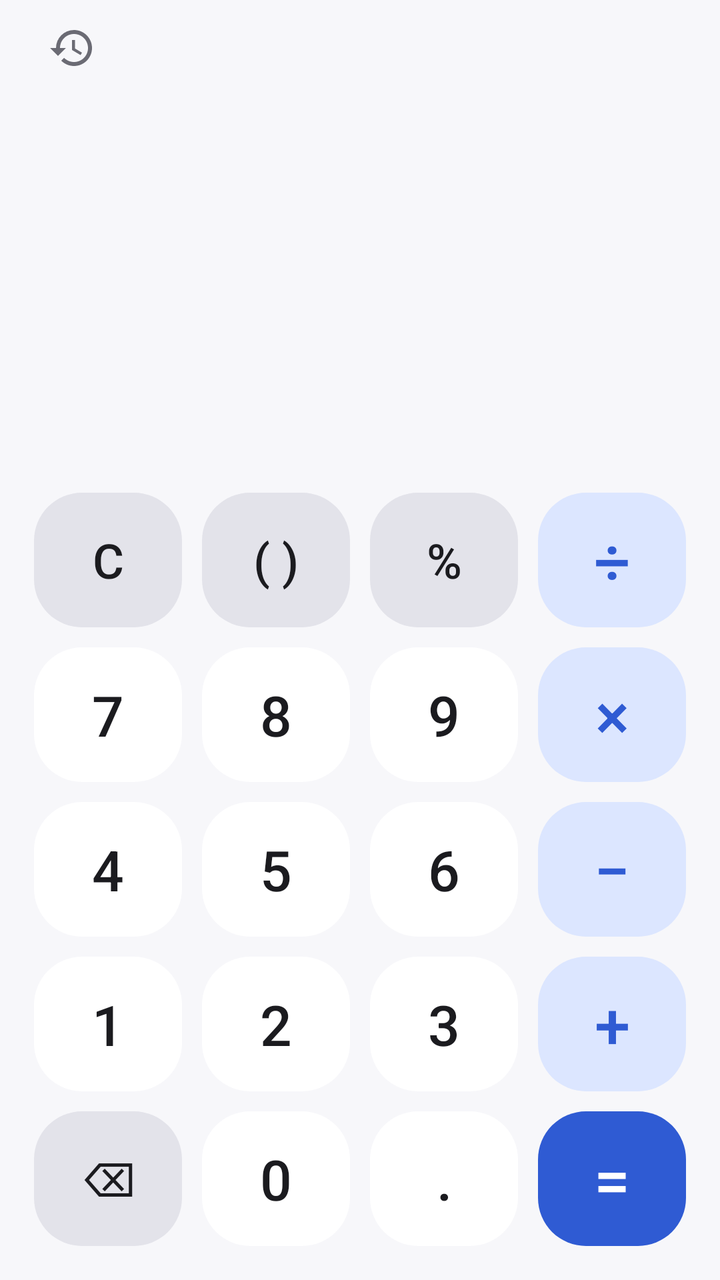
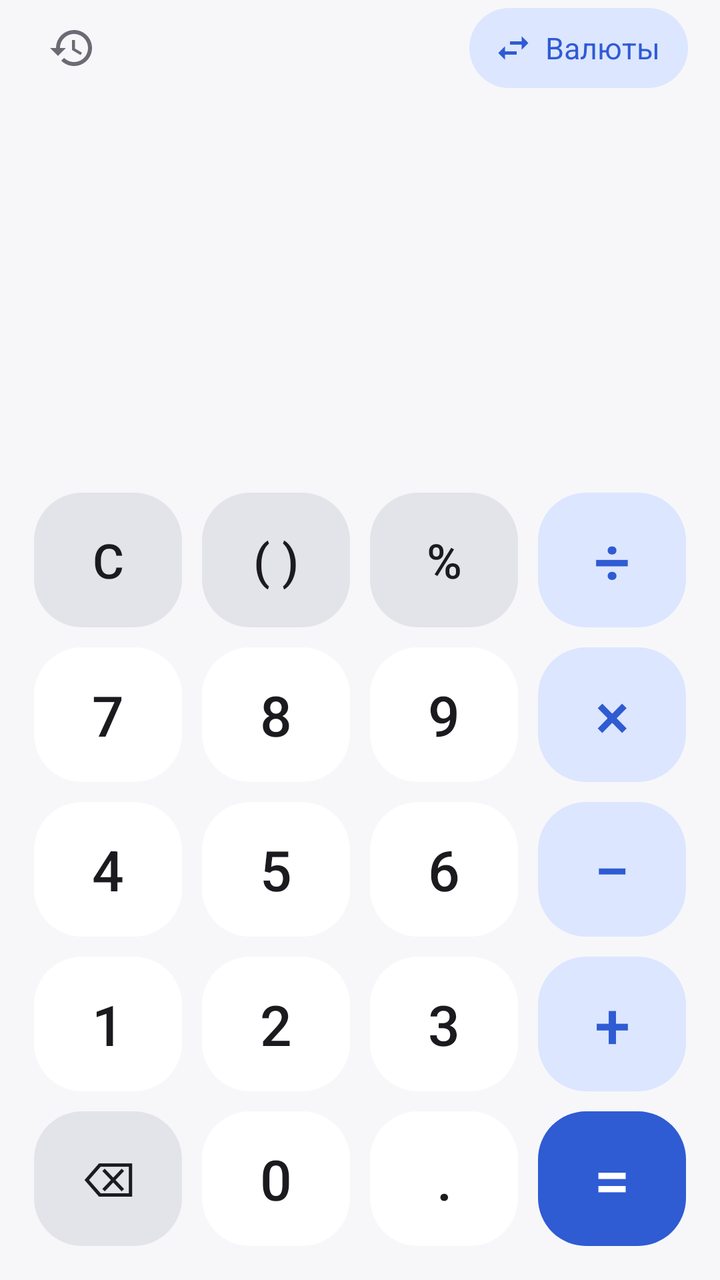

The first picture is an Android layout as it rendered before a commit; the second is the same layout after the commit. The layout source and the unified diff follow.
<!-- AndroidManifest.xml: application theme AppTheme -->
<!-- res/layout/activity_main.xml -->
<?xml version="1.0" encoding="utf-8"?>
<LinearLayout xmlns:android="http://schemas.android.com/apk/res/android"
    android:layout_width="match_parent"
    android:layout_height="match_parent"
    android:fitsSystemWindows="true"
    android:orientation="vertical"
    android:paddingStart="12dp"
    android:paddingEnd="12dp"
    android:paddingBottom="12dp">

    
    <LinearLayout
        android:layout_width="match_parent"
        android:layout_height="48dp"
        android:gravity="center_vertical"
        android:orientation="horizontal">

        <ImageButton
            android:id="@+id/btnToggleHistory"
            android:layout_width="48dp"
            android:layout_height="48dp"
            android:background="@drawable/icon_button_bg"
            android:contentDescription="@string/desc_history"
            android:src="@drawable/ic_history" />

        <TextView
            android:id="@+id/historyHint"
            android:layout_width="0dp"
            android:layout_height="wrap_content"
            android:layout_weight="1"
            android:ellipsize="end"
            android:gravity="center"
            android:maxLines="2"
            android:text="@string/history_hint"
            android:textColor="@color/text_secondary"
            android:textSize="12sp"
            android:visibility="invisible" />

        <ImageButton
            android:id="@+id/btnClearHistory"
            android:layout_width="48dp"
            android:layout_height="48dp"
            android:background="@drawable/icon_button_bg"
            android:contentDescription="@string/desc_clear_history"
            android:src="@drawable/ic_delete"
            android:visibility="invisible" />
    </LinearLayout>

    
    <LinearLayout
        android:id="@+id/displayArea"
        android:layout_width="match_parent"
        android:layout_height="0dp"
        android:layout_weight="2"
        android:orientation="vertical">

        <FrameLayout
            android:layout_width="match_parent"
            android:layout_height="0dp"
            android:layout_weight="1">

            <ListView
                android:id="@+id/historyList"
                android:layout_width="match_parent"
                android:layout_height="match_parent"
                android:divider="@null"
                android:dividerHeight="0dp"
                android:fadingEdgeLength="32dp"
                android:requiresFadingEdge="vertical"
                android:scrollbarStyle="outsideOverlay"
                android:stackFromBottom="true"
                android:transcriptMode="normal" />

            <TextView
                android:id="@+id/historyEmpty"
                android:layout_width="match_parent"
                android:layout_height="match_parent"
                android:gravity="center"
                android:padding="24dp"
                android:text="@string/history_empty"
                android:textColor="@color/text_secondary"
                android:textSize="16sp"
                android:visibility="gone" />
        </FrameLayout>

        <LinearLayout
            android:layout_width="match_parent"
            android:layout_height="wrap_content"
            android:orientation="vertical"
            android:paddingStart="12dp"
            android:paddingTop="8dp"
            android:paddingEnd="12dp"
            android:paddingBottom="12dp">

            <HorizontalScrollView
                android:id="@+id/expressionScroll"
                android:layout_width="match_parent"
                android:layout_height="wrap_content"
                android:fillViewport="true"
                android:scrollbars="none">

                <TextView
                    android:id="@+id/expression"
                    android:layout_width="wrap_content"
                    android:layout_height="wrap_content"
                    android:gravity="end"
                    android:maxLines="1"
                    android:textColor="@color/text_primary"
                    android:textIsSelectable="true"
                    android:textSize="48sp" />
            </HorizontalScrollView>

            <TextView
                android:id="@+id/result"
                android:layout_width="match_parent"
                android:layout_height="wrap_content"
                android:ellipsize="start"
                android:gravity="end"
                android:maxLines="1"
                android:minHeight="36dp"
                android:textColor="@color/text_secondary"
                android:textSize="26sp" />
        </LinearLayout>
    </LinearLayout>

    
    <LinearLayout
        android:id="@+id/keypad"
        android:layout_width="match_parent"
        android:layout_height="0dp"
        android:layout_weight="4"
        android:orientation="vertical">

        <LinearLayout style="@style/CalcRow">
            <Button
                android:id="@+id/btnClear"
                style="@style/CalcButton.Func"
                android:contentDescription="@string/desc_clear"
                android:text="C" />
            <Button
                android:id="@+id/btnParen"
                style="@style/CalcButton.Func"
                android:contentDescription="@string/desc_paren"
                android:text="( )" />
            <Button
                android:id="@+id/btnPercent"
                style="@style/CalcButton.Func"
                android:text="%" />
            <Button
                android:id="@+id/btnDivide"
                style="@style/CalcButton.Op"
                android:text="÷" />
        </LinearLayout>
        <LinearLayout style="@style/CalcRow">
            <Button
                android:id="@+id/btn7"
                style="@style/CalcButton"
                android:text="7" />
            <Button
                android:id="@+id/btn8"
                style="@style/CalcButton"
                android:text="8" />
            <Button
                android:id="@+id/btn9"
                style="@style/CalcButton"
                android:text="9" />
            <Button
                android:id="@+id/btnMultiply"
                style="@style/CalcButton.Op"
                android:text="×" />
        </LinearLayout>
        <LinearLayout style="@style/CalcRow">
            <Button
                android:id="@+id/btn4"
                style="@style/CalcButton"
                android:text="4" />
            <Button
                android:id="@+id/btn5"
                style="@style/CalcButton"
                android:text="5" />
            <Button
                android:id="@+id/btn6"
                style="@style/CalcButton"
                android:text="6" />
            <Button
                android:id="@+id/btnMinus"
                style="@style/CalcButton.Op"
                android:text="−" />
        </LinearLayout>
        <LinearLayout style="@style/CalcRow">
            <Button
                android:id="@+id/btn1"
                style="@style/CalcButton"
                android:text="1" />
            <Button
                android:id="@+id/btn2"
                style="@style/CalcButton"
                android:text="2" />
            <Button
                android:id="@+id/btn3"
                style="@style/CalcButton"
                android:text="3" />
            <Button
                android:id="@+id/btnPlus"
                style="@style/CalcButton.Op"
                android:text="+" />
        </LinearLayout>
        <LinearLayout style="@style/CalcRow">
            <Button
                android:id="@+id/btnBackspace"
                style="@style/CalcButton.Func"
                android:contentDescription="@string/desc_backspace"
                android:text="⌫" />
            <Button
                android:id="@+id/btn0"
                style="@style/CalcButton"
                android:text="0" />
            <Button
                android:id="@+id/btnDot"
                style="@style/CalcButton"
                android:text="." />
            <Button
                android:id="@+id/btnEquals"
                style="@style/CalcButton.Equals"
                android:text="=" />
        </LinearLayout>
    </LinearLayout>
</LinearLayout>
<!-- resources referenced by this layout -->
<resources>
  <color name="text_primary">#FF1B1B1F</color>
  <color name="text_secondary">#FF6B6B74</color>
  <!-- drawable icon_button_bg (drawable) -->
  <?xml version="1.0" encoding="utf-8"?>
  <ripple xmlns:android="http://schemas.android.com/apk/res/android"
      android:color="@color/ripple"
      android:radius="22dp" />
  <string name="desc_backspace">Стереть (удерживайте, чтобы очистить всё)</string>
  <string name="desc_clear">Очистить</string>
  <string name="desc_clear_history">Очистить историю</string>
  <string name="desc_history">Показать историю</string>
  <string name="desc_paren">Скобки</string>
  <string name="history_empty">История пуста.\nВычисления появятся здесь — нажмите на запись, чтобы вставить результат.</string>
  <string name="history_hint">Нажмите — вставить результат, удерживайте — другие действия</string>
  <style name="CalcButton.Equals">
          <item name="android:background">@drawable/btn_equals</item>
          <item name="android:textColor">@color/btn_equals_text</item>
          <item name="android:textSize">32sp</item>
      </style>
  <style name="CalcButton.Func">
          <item name="android:background">@drawable/btn_func</item>
          <item name="android:textSize">24sp</item>
      </style>
  <style name="CalcButton.Op">
          <item name="android:background">@drawable/btn_op</item>
          <item name="android:textColor">@color/btn_op_text</item>
          <item name="android:textSize">32sp</item>
      </style>
  <style name="CalcRow">
          <item name="android:layout_width">match_parent</item>
          <item name="android:layout_height">0dp</item>
          <item name="android:layout_weight">1</item>
          <item name="android:orientation">horizontal</item>
      </style>
  <style name="AppTheme" parent="android:Theme.Material.Light.NoActionBar">
          <item name="android:windowBackground">@color/background</item>
          <item name="android:statusBarColor">@color/background</item>
          <item name="android:navigationBarColor">@color/background</item>
          <item name="android:windowLightStatusBar">true</item>
      </style>
  <color name="ripple">#33000000</color>
  <color name="btn_equals_text">#FFFFFFFF</color>
  <!-- drawable btn_op (drawable) -->
  <?xml version="1.0" encoding="utf-8"?>
  <ripple xmlns:android="http://schemas.android.com/apk/res/android"
      android:color="@color/ripple">
      <item>
          <shape android:shape="rectangle">
              <solid android:color="@color/btn_op" />
              <corners android:radius="24dp" />
          </shape>
      </item>
  </ripple>
  <color name="btn_op_text">#FF2F5BD3</color>
  <color name="background">#FFF7F7FA</color>
  <color name="btn_digit">#FFFFFFFF</color>
  <color name="btn_equals">#FF2F5BD3</color>
  <color name="btn_func">#FFE3E3EA</color>
  <color name="btn_op">#FFDCE6FF</color>
  <!-- unchanged entries left out for length: 6 -->
</resources>

<!-- the commit's change to res/layout/activity_main.xml (unified diff, before → after) -->
@@ -36,6 +36,24 @@
             android:textSize="12sp"
             android:visibility="invisible" />
 
+        <TextView
+            android:id="@+id/btnConverter"
+            android:layout_width="wrap_content"
+            android:layout_height="40dp"
+            android:layout_marginEnd="4dp"
+            android:background="@drawable/pill_bg"
+            android:clickable="true"
+            android:contentDescription="@string/desc_converter"
+            android:drawableStart="@drawable/ic_currency"
+            android:drawablePadding="6dp"
+            android:focusable="true"
+            android:gravity="center"
+            android:paddingStart="12dp"
+            android:paddingEnd="14dp"
+            android:text="@string/converter"
+            android:textColor="@color/btn_op_text"
+            android:textSize="15sp" />
+
         <ImageButton
             android:id="@+id/btnClearHistory"
             android:layout_width="48dp"
@@ -43,7 +61,7 @@
             android:background="@drawable/icon_button_bg"
             android:contentDescription="@string/desc_clear_history"
             android:src="@drawable/ic_delete"
-            android:visibility="invisible" />
+            android:visibility="gone" />
     </LinearLayout>
 
     
@@ -70,6 +88,21 @@
                 android:scrollbarStyle="outsideOverlay"
                 android:stackFromBottom="true"
                 android:transcriptMode="normal" />
+
+            <GridView
+                android:id="@+id/historyGrid"
+                android:layout_width="match_parent"
+                android:layout_height="match_parent"
+                android:clipToPadding="false"
+                android:columnWidth="150dp"
+                android:drawSelectorOnTop="false"
+                android:horizontalSpacing="8dp"
+                android:listSelector="@android:color/transparent"
+                android:numColumns="auto_fit"
+                android:padding="4dp"
+                android:stretchMode="columnWidth"
+                android:verticalSpacing="8dp"
+                android:visibility="gone" />
 
             <TextView
                 android:id="@+id/historyEmpty"
<!-- resource entries referenced after the edit -->
@@ -2,14 +2,38 @@
 <resources>
   <color name="text_primary">#FF1B1B1F</color>
   <color name="text_secondary">#FF6B6B74</color>
+  <!-- drawable ic_currency (drawable) -->
+  <vector xmlns:android="http://schemas.android.com/apk/res/android"
+      android:width="20dp"
+      android:height="20dp"
+      android:tint="@color/btn_op_text"
+      android:viewportWidth="24"
+      android:viewportHeight="24">
+      <path
+          android:fillColor="#FFFFFFFF"
+          android:pathData="M6.99,11L3,15l3.99,4v-3H14v-2H6.99v-3zM21,9l-3.99,-4v3H10v2h7.01v3L21,9z" />
+  </vector>
   <!-- drawable icon_button_bg (drawable) -->
   <?xml version="1.0" encoding="utf-8"?>
   <ripple xmlns:android="http://schemas.android.com/apk/res/android"
       android:color="@color/ripple"
       android:radius="22dp" />
+  <!-- drawable pill_bg (drawable) -->
+  <?xml version="1.0" encoding="utf-8"?>
+  <ripple xmlns:android="http://schemas.android.com/apk/res/android"
+      android:color="@color/ripple">
+      <item>
+          <shape android:shape="rectangle">
+              <solid android:color="@color/btn_op" />
+              <corners android:radius="20dp" />
+          </shape>
+      </item>
+  </ripple>
+  <string name="converter">Валюты</string>
   <string name="desc_backspace">Стереть (удерживайте, чтобы очистить всё)</string>
   <string name="desc_clear">Очистить</string>
   <string name="desc_clear_history">Очистить историю</string>
+  <string name="desc_converter">Конвертер валют</string>
   <string name="desc_history">Показать историю</string>
   <string name="desc_paren">Скобки</string>
   <string name="history_empty">История пуста.\nВычисления появятся здесь — нажмите на запись, чтобы вставить результат.</string>
